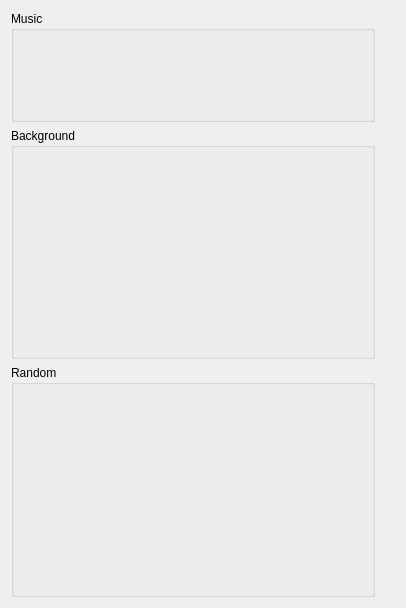
First picture: the form in SidebarUi.ui, repository Veggie13/Genesis1, before the edit.
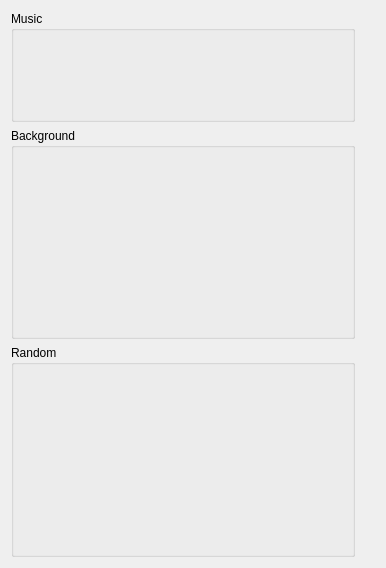
Second picture: the form after the edit.

Commit message: Adjusted sidebar size to fit on my maximized window. Updated version to rev 03.

Patch:
```diff
--- a/SidebarUi.ui
+++ b/SidebarUi.ui
@@ -5,8 +5,8 @@
    <rect>
     <x>0</x>
     <y>0</y>
-    <width>406</width>
-    <height>608</height>
+    <width>386</width>
+    <height>568</height>
    </rect>
   </property>
   <property name="sizePolicy" >
@@ -17,14 +17,14 @@
   </property>
   <property name="minimumSize" >
    <size>
-    <width>406</width>
-    <height>608</height>
+    <width>386</width>
+    <height>568</height>
    </size>
   </property>
   <property name="maximumSize" >
    <size>
-    <width>406</width>
-    <height>608</height>
+    <width>386</width>
+    <height>568</height>
    </size>
   </property>
   <layout class="QGridLayout" >
@@ -50,13 +50,13 @@
         </property>
         <property name="minimumSize" >
          <size>
-          <width>340</width>
+          <width>320</width>
           <height>70</height>
          </size>
         </property>
         <property name="maximumSize" >
          <size>
-          <width>340</width>
+          <width>320</width>
           <height>70</height>
          </size>
         </property>
@@ -87,14 +87,14 @@
         </property>
         <property name="minimumSize" >
          <size>
-          <width>340</width>
-          <height>200</height>
+          <width>320</width>
+          <height>180</height>
          </size>
         </property>
         <property name="maximumSize" >
          <size>
-          <width>340</width>
-          <height>200</height>
+          <width>320</width>
+          <height>180</height>
          </size>
         </property>
        </widget>
@@ -140,14 +140,14 @@
         </property>
         <property name="minimumSize" >
          <size>
-          <width>340</width>
-          <height>200</height>
+          <width>320</width>
+          <height>180</height>
          </size>
         </property>
         <property name="maximumSize" >
          <size>
-          <width>340</width>
-          <height>200</height>
+          <width>320</width>
+          <height>180</height>
          </size>
         </property>
        </widget>
```
The commit also changes 4 other files.
